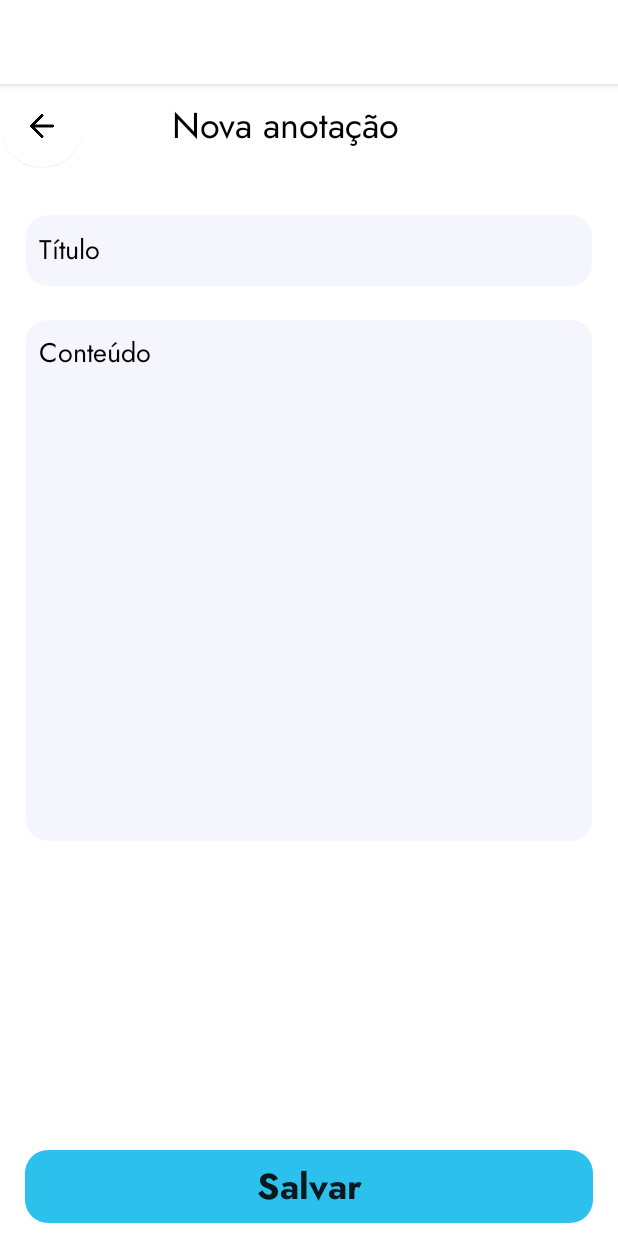
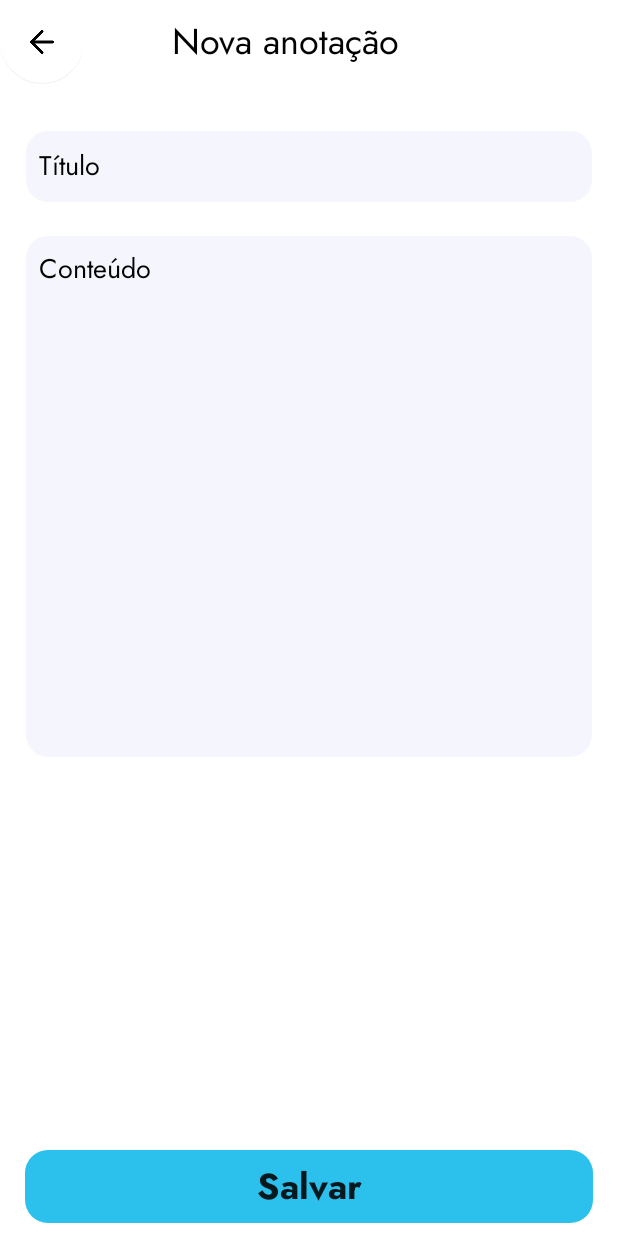
Before and after one commit to aliciamendes/annotation, an Android app: the CreateAnnotationFragment screen opened through its navigation route, on a phone screen of 412 x 824 dp. Run offline under Robolectric (Android 15) with nearby library versions, the phone set to English and light mode, and no system bars; our stand-ins replace navigation-ui.

Commit message:
* Novas cores adicionadas * Fragments de todas as telas criadas * Fragment de editar e criar prontas * Novos estilos e drawable de butões

```diff
--- a/app/src/main/AndroidManifest.xml
+++ b/app/src/main/AndroidManifest.xml
@@ -23,7 +23,7 @@
         </activity>
         <activity
             android:name=".MainActivity"
-            android:exported="true"></activity>
+            android:exported="true" />
     </application>
 
 </manifest>
--- a/app/src/main/java/com/example/annotation/MainActivity.kt
+++ b/app/src/main/java/com/example/annotation/MainActivity.kt
@@ -2,6 +2,7 @@ package com.example.annotation
 
 import androidx.appcompat.app.AppCompatActivity
 import android.os.Bundle
+import android.widget.Toolbar
 import androidx.navigation.NavController
 import androidx.navigation.findNavController
 import androidx.navigation.ui.setupActionBarWithNavController
@@ -11,9 +12,9 @@ class MainActivity : AppCompatActivity() {
     override fun onCreate(savedInstanceState: Bundle?) {
         super.onCreate(savedInstanceState)
         setContentView(R.layout.activity_main)
-
         navController = findNavController(R.id.fragmentContainerView)
         setupActionBarWithNavController(navController)
+        supportActionBar?.hide()
     }
 
     override fun onNavigateUp(): Boolean {
--- a/app/src/main/java/com/example/annotation/ui/Fragments/CreateAnnotationFragment.kt
+++ b/app/src/main/java/com/example/annotation/ui/Fragments/CreateAnnotationFragment.kt
@@ -5,18 +5,20 @@ import androidx.fragment.app.Fragment
 import android.view.LayoutInflater
 import android.view.View
 import android.view.ViewGroup
-import com.example.annotation.R
+import com.example.annotation.databinding.FragmentCreateAnnotationBinding
 
 
 class CreateAnnotationFragment : Fragment() {
 
+    lateinit var binding: FragmentCreateAnnotationBinding
 
     override fun onCreateView(
         inflater: LayoutInflater, container: ViewGroup?,
         savedInstanceState: Bundle?
     ): View? {
         // Inflate the layout for this fragment
-        return inflater.inflate(R.layout.fragment_create_annotation, container, false)
+        binding = FragmentCreateAnnotationBinding.inflate(layoutInflater, container, false)
+        return binding.root
     }
 
 
--- a/app/src/main/java/com/example/annotation/ui/Fragments/HomeFragment.kt
+++ b/app/src/main/java/com/example/annotation/ui/Fragments/HomeFragment.kt
@@ -5,17 +5,23 @@ import androidx.fragment.app.Fragment
 import android.view.LayoutInflater
 import android.view.View
 import android.view.ViewGroup
+import androidx.navigation.Navigation
 import com.example.annotation.R
+import com.example.annotation.databinding.FragmentHomeBinding
 
 
 class HomeFragment : Fragment() {
-
+    lateinit var binding: FragmentHomeBinding
     override fun onCreateView(
         inflater: LayoutInflater, container: ViewGroup?,
         savedInstanceState: Bundle?
     ): View? {
         // Inflate the layout for this fragment
-        return inflater.inflate(R.layout.fragment_home, container, false)
+        binding = FragmentHomeBinding.inflate(layoutInflater, container, false)
+        binding.buttonAddNote.setOnClickListener {
+            Navigation.findNavController(it).navigate(R.id.action_homeFragment_to_createAnnotationFragment)
+        }
+        return binding.root
     }
 
 }
--- a/app/src/main/res/layout/activity_main.xml
+++ b/app/src/main/res/layout/activity_main.xml
@@ -4,8 +4,8 @@
     xmlns:tools="http://schemas.android.com/tools"
     android:layout_width="match_parent"
     android:layout_height="match_parent"
-    tools:context=".MainActivity">
-
+    tools:context=".MainActivity"
+    app:titleTextColor="@color/black">
 
     <fragment
         android:id="@+id/fragmentContainerView"
@@ -14,5 +14,8 @@
         android:layout_height="match_parent"
         android:layout_weight="1"
         app:defaultNavHost="true"
-        app:navGraph="@navigation/nav_graph" />
+        app:navGraph="@navigation/nav_graph"
+        app:titleTextColor="@color/black"
+        app:subtitleTextColor="@color/black"
+        />
 </LinearLayout>
--- a/app/src/main/res/layout/fragment_edit_annotation.xml
+++ b/app/src/main/res/layout/fragment_edit_annotation.xml
@@ -4,7 +4,9 @@
     xmlns:tools="http://schemas.android.com/tools"
     android:layout_width="match_parent"
     android:layout_height="match_parent"
-    tools:context=".ui.Fragments.EditAnnotationFragment">
+    tools:context=".ui.Fragments.EditAnnotationFragment"
+    android:background="@color/white"
+    >
 
 
     <LinearLayout
--- a/app/src/main/res/values/themes.xml
+++ b/app/src/main/res/values/themes.xml
@@ -2,11 +2,13 @@
     <!-- Base application theme. -->
     <style name="Theme.Annotation" parent="Theme.AppCompat.Light.DarkActionBar">
         <!-- Primary brand color. -->
-        <item name="colorPrimary">@color/purple_500</item>
-        <item name="colorPrimaryDark">@color/purple_700</item>
+        <item name="colorPrimary">@color/white</item>
+        <item name="colorPrimaryDark">@color/black</item>
         <item name="colorAccent">@color/teal_200</item>
         <!-- Customize your theme here. -->
         <item name="android:statusBarColor" tools:targetApi="lollipop">@color/white</item>
         <item name="android:windowLightStatusBar" tools:targetApi="m">true</item>
+
     </style>
+
 </resources>
```
Also changed, not shown: app/src/main/res/layout/fragment_home.xml (+17 -6 lines).
